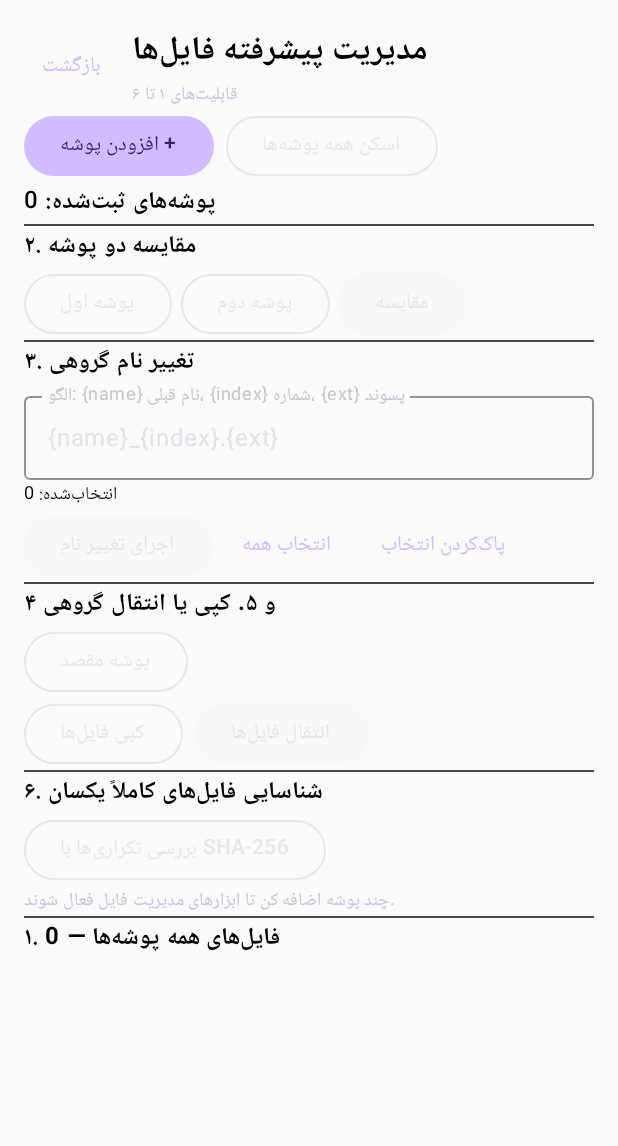
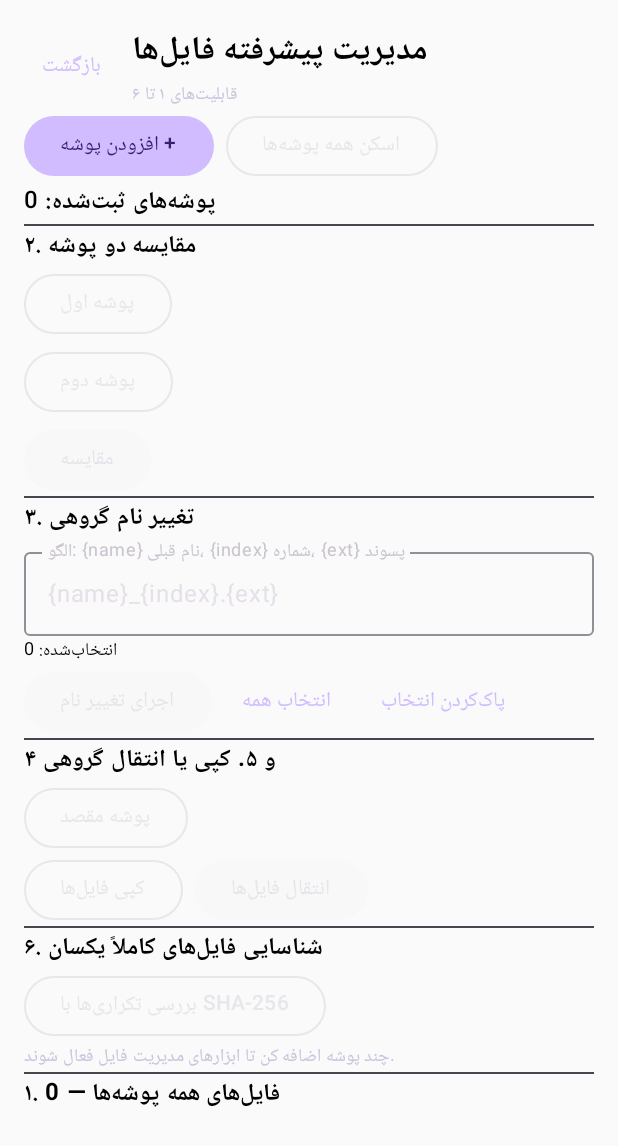
Before and after one commit to Ahmadreza82m/chatgptmulti, an Android app built with Jetpack Compose: the FileToolsActivity screen opened directly, with no data from a screen before it, on a phone screen of 412 x 824 dp. Shown: the top 1146 px of the screen. Run offline under Robolectric (Android 15) with nearby library versions, the phone set to English and light mode, and no system bars.

Commit message:
fix(photoflow): keep the full tools workflow scrollable on phones

```diff
--- a/photoflow-android/app/src/main/java/com/ahmadreza/photoflow/FileToolsActivity.kt
+++ b/photoflow-android/app/src/main/java/com/ahmadreza/photoflow/FileToolsActivity.kt
@@ -311,7 +311,7 @@ private fun FileToolsScreen(onBack: () -> Unit) {
             }
             Divider()
             Text("۲. مقایسه دو پوشه", fontWeight = FontWeight.Bold)
-            Row(horizontalArrangement = Arrangement.spacedBy(6.dp)) {
+            Column(verticalArrangement = Arrangement.spacedBy(4.dp)) {
                 RootPicker("پوشه اول", roots, leftRoot) { leftRoot = it }
                 RootPicker("پوشه دوم", roots, rightRoot) { rightRoot = it }
                 Button(onClick = {
@@ -389,8 +389,8 @@ private fun FileToolsScreen(onBack: () -> Unit) {
             Text(status, color = MaterialTheme.colorScheme.secondary, style = MaterialTheme.typography.bodySmall)
             Divider()
             Text("۱. فایل‌های همه پوشه‌ها — ${files.size}", fontWeight = FontWeight.Bold)
-            LazyColumn(Modifier.weight(1f), verticalArrangement = Arrangement.spacedBy(2.dp)) {
-                items(files, key = { it.key }) { file ->
+            Column(verticalArrangement = Arrangement.spacedBy(2.dp)) {
+                files.forEach { file ->
                     Row(verticalAlignment = Alignment.CenterVertically, modifier = Modifier.fillMaxWidth()) {
                         Checkbox(checked = file.key in selected, onCheckedChange = { checked ->
                             selected = if (checked) selected + file.key else selected - file.key
```
